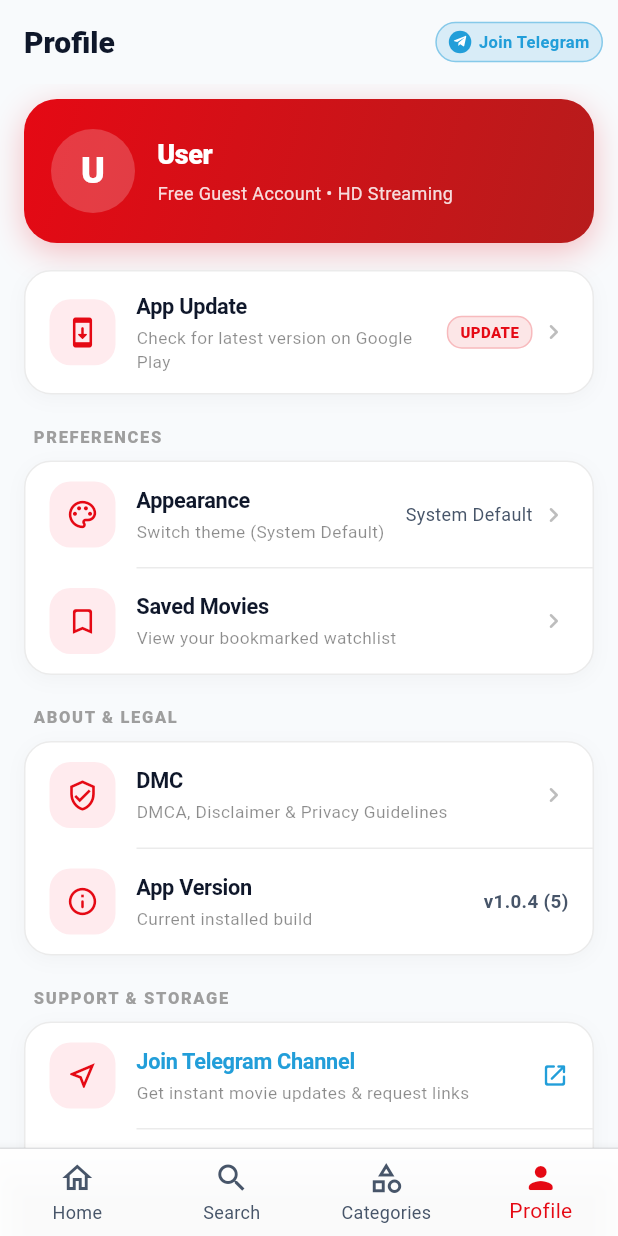
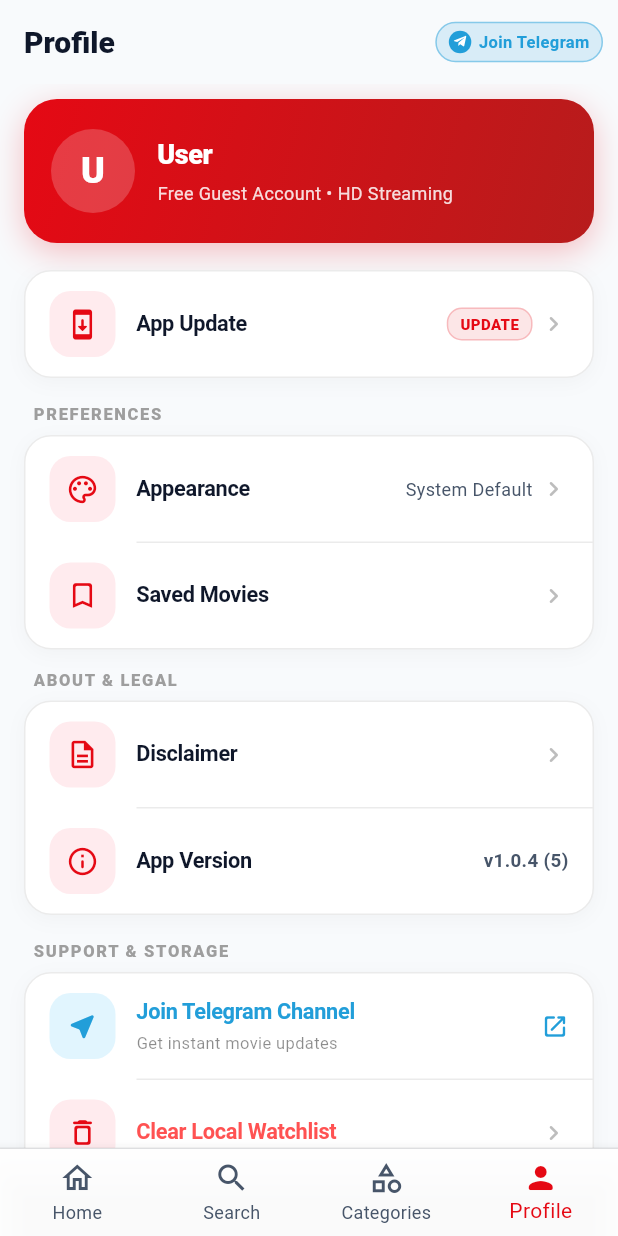
Before and after one commit to anilmonitor/movie, a Flutter app: the screen it shows after launch, item 4 of the bottom bar chosen, on a phone screen of 412 x 824 dp. Run offline on Flutter 3.47's test engine with Material 3 defaults, Android fonts, the phone set to English and light mode, and no system bars; our stand-ins replace cached_network_image, shared_preferences, shimmer, webview_flutter; network calls fail.

Commit message:
flutter: update disclaimer icon, telegram blue styling, remove watchlist subtitle

```diff
--- a/flutter_app/lib/screens/disclaimer_screen.dart
+++ b/flutter_app/lib/screens/disclaimer_screen.dart
@@ -78,7 +78,7 @@ class DisclaimerScreen extends StatelessWidget {
     return Scaffold(
       appBar: AppBar(
         title: const Text(
-          'DMC & Privacy Policy',
+          'Disclaimer',
           style: TextStyle(fontWeight: FontWeight.w700, fontSize: 18),
         ),
       ),
--- a/flutter_app/lib/screens/profile_screen.dart
+++ b/flutter_app/lib/screens/profile_screen.dart
@@ -321,7 +321,7 @@ class _ProfileScreenState extends State<ProfileScreen> {
 
               const SizedBox(height: 18),
 
-              // TOP: APP UPDATE (Placed above Preferences as requested)
+              // TOP: APP UPDATE
               _buildCardGroup(
                 isDark: isDark,
                 children: [
@@ -329,7 +329,6 @@ class _ProfileScreenState extends State<ProfileScreen> {
                     isDark: isDark,
                     icon: Icons.system_update_rounded,
                     title: 'App Update',
-                    subtitle: 'Check for latest version on Google Play',
                     trailing: Row(
                       mainAxisSize: MainAxisSize.min,
                       children: [
@@ -362,11 +361,11 @@ class _ProfileScreenState extends State<ProfileScreen> {
                 ],
               ),
 
-              const SizedBox(height: 20),
+              const SizedBox(height: 16),
 
               // SECTION 1: PREFERENCES
               _buildSectionHeader('PREFERENCES', isDark),
-              const SizedBox(height: 8),
+              const SizedBox(height: 6),
               _buildCardGroup(
                 isDark: isDark,
                 children: [
@@ -375,7 +374,6 @@ class _ProfileScreenState extends State<ProfileScreen> {
                       isDark: isDark,
                       icon: Icons.palette_outlined,
                       title: 'Appearance',
-                      subtitle: 'Switch theme ($_themeModeLabel)',
                       trailing: Row(
                         mainAxisSize: MainAxisSize.min,
                         children: [
@@ -404,7 +402,6 @@ class _ProfileScreenState extends State<ProfileScreen> {
                     isDark: isDark,
                     icon: Icons.bookmark_outline_rounded,
                     title: 'Saved Movies',
-                    subtitle: 'View your bookmarked watchlist',
                     trailing: Row(
                       mainAxisSize: MainAxisSize.min,
                       children: [
@@ -443,19 +440,18 @@ class _ProfileScreenState extends State<ProfileScreen> {
                 ],
               ),
 
-              const SizedBox(height: 20),
+              const SizedBox(height: 12),
 
-              // SECTION 2: ABOUT & LEGAL (Privacy Policy merged into DMC)
+              // SECTION 2: ABOUT & LEGAL (Tightly positioned below Preferences)
               _buildSectionHeader('ABOUT & LEGAL', isDark),
-              const SizedBox(height: 8),
+              const SizedBox(height: 6),
               _buildCardGroup(
                 isDark: isDark,
                 children: [
                   _buildSettingsTile(
                     isDark: isDark,
-                    icon: Icons.verified_user_outlined,
-                    title: 'DMC',
-                    subtitle: 'DMCA, Disclaimer & Privacy Guidelines',
+                    icon: Icons.description_outlined,
+                    title: 'Disclaimer',
                     onTap: _openDisclaimer,
                   ),
 
@@ -465,7 +461,6 @@ class _ProfileScreenState extends State<ProfileScreen> {
                     isDark: isDark,
                     icon: Icons.info_outline_rounded,
                     title: 'App Version',
-                    subtitle: 'Current installed build',
                     trailing: Text(
                       'v1.0.4 (5)',
                       style: TextStyle(
@@ -478,19 +473,21 @@ class _ProfileScreenState extends State<ProfileScreen> {
                 ],
               ),
 
-              const SizedBox(height: 20),
+              const SizedBox(height: 16),
 
               // SECTION 3: SUPPORT & STORAGE (Developer Support removed)
               _buildSectionHeader('SUPPORT & STORAGE', isDark),
-              const SizedBox(height: 8),
+              const SizedBox(height: 6),
               _buildCardGroup(
                 isDark: isDark,
                 children: [
                   _buildSettingsTile(
                     isDark: isDark,
-                    icon: Icons.near_me_outlined,
+                    icon: Icons.near_me_rounded,
+                    iconColor: const Color(0xFF229ED9),
+                    iconBgColor: isDark ? const Color(0x2B229ED9) : const Color(0xFFE1F5FE),
                     title: 'Join Telegram Channel',
-                    subtitle: 'Get instant movie updates & request links',
+                    subtitle: 'Get instant movie updates',
                     titleColor: const Color(0xFF229ED9),
                     trailing: const Icon(
                       Icons.open_in_new_rounded,
@@ -506,7 +503,6 @@ class _ProfileScreenState extends State<ProfileScreen> {
                     isDark: isDark,
                     icon: Icons.delete_outline_rounded,
                     title: 'Clear Local Watchlist',
-                    subtitle: 'Remove all saved bookmarks from device',
                     titleColor: Colors.redAccent,
                     onTap: _confirmClearData,
                   ),
@@ -568,6 +564,8 @@ class _ProfileScreenState extends State<ProfileScreen> {
     Widget? trailing,
     VoidCallback? onTap,
     Color? titleColor,
+    Color? iconColor,
+    Color? iconBgColor,
   }) {
     return InkWell(
       onTap: onTap,
@@ -575,17 +573,18 @@ class _ProfileScreenState extends State<ProfileScreen> {
         padding: const EdgeInsets.symmetric(horizontal: 16, vertical: 13),
         child: Row(
           children: [
-            // Soft Red Icon Container (matching reference image)
+            // Icon Container (Customizable colors, default soft red)
             Container(
               width: 44,
               height: 44,
               decoration: BoxDecoration(
-                color: isDark ? const Color(0x26E50914) : const Color(0xFFFFEBEE),
+                color: iconBgColor ??
+                    (isDark ? const Color(0x26E50914) : const Color(0xFFFFEBEE)),
                 borderRadius: BorderRadius.circular(14),
               ),
               child: Icon(
                 icon,
-                color: const Color(0xFFE50914),
+                color: iconColor ?? const Color(0xFFE50914),
                 size: 22,
               ),
             ),
@@ -601,7 +600,8 @@ class _ProfileScreenState extends State<ProfileScreen> {
                     style: TextStyle(
                       fontSize: 14.5,
                       fontWeight: FontWeight.w700,
-                      color: titleColor ?? (isDark ? AppTheme.darkTextPrimary : AppTheme.lightTextPrimary),
+                      color: titleColor ??
+                          (isDark ? AppTheme.darkTextPrimary : AppTheme.lightTextPrimary),
                       letterSpacing: -0.2,
                     ),
                   ),
@@ -609,8 +609,10 @@ class _ProfileScreenState extends State<ProfileScreen> {
                     const SizedBox(height: 2),
                     Text(
                       subtitle,
+                      maxLines: 1,
+                      overflow: TextOverflow.ellipsis,
                       style: TextStyle(
-                        fontSize: 11.5,
+                        fontSize: 11,
                         color: isDark ? Colors.white54 : Colors.black45,
                       ),
                     ),
```
